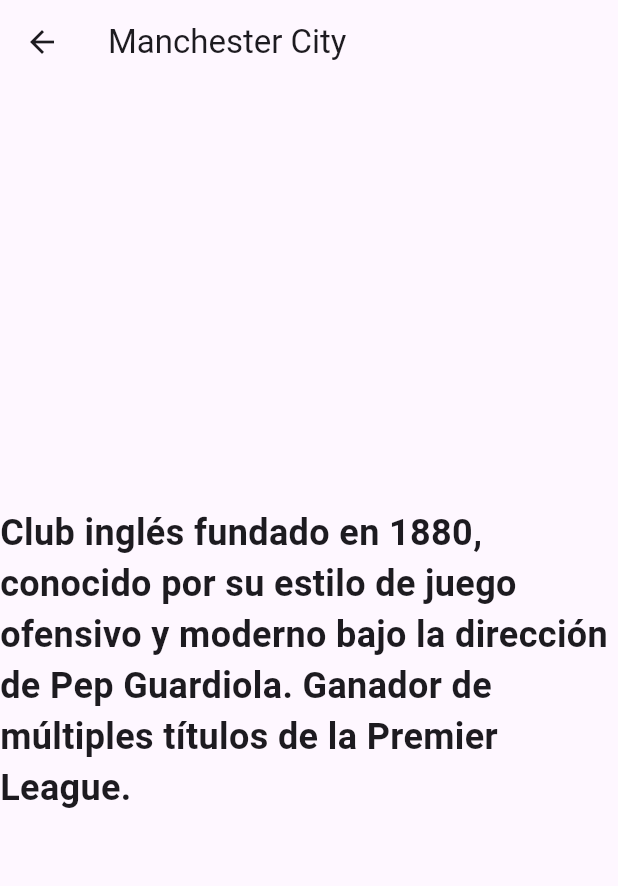
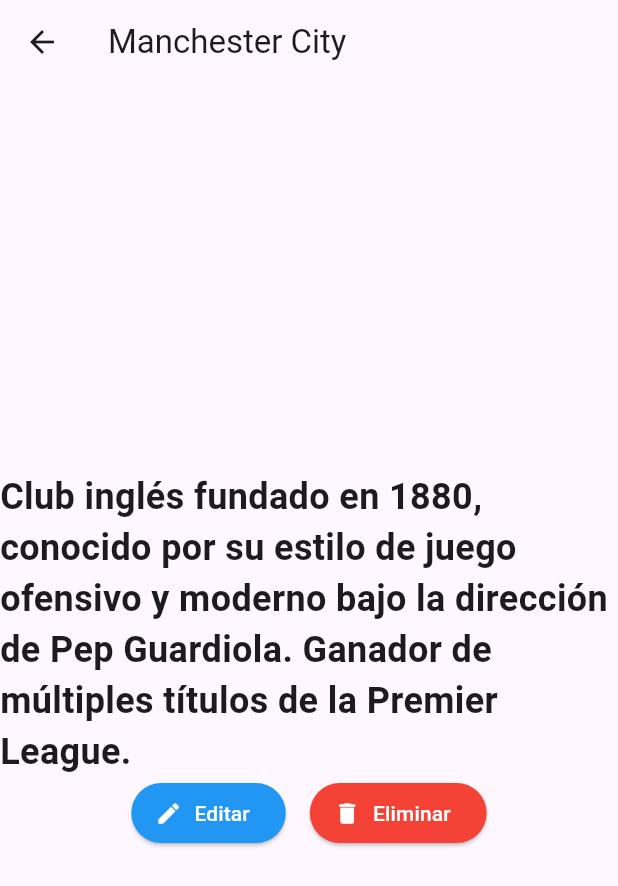
Before and after one commit to 48592385/myapp, a Flutter app: the EquiposScreen screen opened by its route, after a tap on "Manchester City", on a phone screen of 412 x 824 dp. Shown: the top 886 px of the screen. Run offline on Flutter 3.47's test engine with Material 3 defaults, Android fonts, the phone set to English and light mode, and no system bars; our stand-ins replace flutter_riverpod, go_router; network calls fail.

```diff
--- a/lib/Screens/detalleequipo.dart
+++ b/lib/Screens/detalleequipo.dart
@@ -1,21 +1,60 @@
 import 'package:flutter/material.dart';
+import 'package:flutter_riverpod/flutter_riverpod.dart';
+import 'package:go_router/go_router.dart';
 import 'package:myapp/entities/class.dart';
+import 'package:myapp/providers.dart';
 
-class DetalleEquipoScreen extends StatelessWidget {
+class DetalleEquipoScreen extends ConsumerWidget {
   static const String name = 'detalle';
 
-   Equiposeuropeos equipo;
-
-   DetalleEquipoScreen({super.key, required this.equipo});
+  const DetalleEquipoScreen({super.key});
 
   @override
-  Widget build(BuildContext context) {
+  Widget build(BuildContext context, ref) {
+    final equipo = ref.watch(equiposeleccionadoProvider);
+    final eliminar = '';
     return Scaffold(
       appBar: AppBar(title: Text(equipo.teamName)),
       body: Center(
-        child: Text(
-          equipo.descripcion,
-           style: const TextStyle(fontSize: 24, fontWeight: FontWeight.bold),
+        child: Column(
+          mainAxisAlignment: MainAxisAlignment.center,
+          children: [
+            Text(
+              equipo.descripcion,
+              style: const TextStyle(fontSize: 24, fontWeight: FontWeight.bold),
+            ),
+ Row(
+  mainAxisAlignment: MainAxisAlignment.center,
+  children: [
+    ElevatedButton.icon(
+      onPressed: () {
+        context.push('/editarequipo');
+      },
+      style: ElevatedButton.styleFrom(
+        backgroundColor: Colors.blue,
+        foregroundColor: Colors.white,
+      ),
+      icon: const Icon(Icons.edit),
+      label: const Text('Editar'),
+    ),
+    const SizedBox(width: 16),
+    ElevatedButton.icon(
+      onPressed: () {
+        final equiposActuales = [...ref.read(teamsProvider)];
+        equiposActuales.remove(equipo);
+        ref.read(teamsProvider.notifier).state = equiposActuales;
+        context.go('/equipos');
+      },
+      style: ElevatedButton.styleFrom(
+        backgroundColor: Colors.red,
+        foregroundColor: Colors.white,
+      ),
+      icon: const Icon(Icons.delete),
+      label: const Text('Eliminar'),
+    ),
+  ],
+),
+          ],
         ),
       ),
     );
--- a/lib/Screens/equipos.dart
+++ b/lib/Screens/equipos.dart
@@ -13,7 +13,7 @@ class EquiposScreen extends ConsumerWidget {
   Widget build(BuildContext context,ref) {
      final teams = ref.watch(teamsProvider);
     return Scaffold(
-      appBar: AppBar(title: Text('Tus datos')),
+      appBar: AppBar(title: Text('Lista de equipos')),
       body: ListView.builder(
         itemCount: teams.length,
         itemBuilder: (context, index) {
@@ -27,7 +27,8 @@ class EquiposScreen extends ConsumerWidget {
                 fit: BoxFit.cover,
           ),
             onTap: () {
-                context.push('/detalle', extra: teams[index]);
+              ref.read(equiposeleccionadoProvider.notifier).state = teams[index];
+                context.push('/detalle',);
               },
             ),
           ); //
--- a/lib/Screens/login.dart
+++ b/lib/Screens/login.dart
@@ -92,6 +92,7 @@ if (usuarioingresado.isEmpty|| contrasenaingresada.isEmpty){
               decoration: const InputDecoration(
                 labelText: 'Contraseña',
               ),
+               obscureText: true,
             ),
             const SizedBox(height: 20),
             ElevatedButton(
--- a/lib/core/route.dart
+++ b/lib/core/route.dart
@@ -1,6 +1,6 @@
-
 import 'package:myapp/Screens/addequipo.dart';
 import 'package:myapp/Screens/detalleequipo.dart';
+import 'package:myapp/Screens/editarequipo.dart';
 import 'package:myapp/Screens/equipos.dart';
 import 'package:myapp/Screens/home.dart';
 import 'package:myapp/Screens/login.dart';
@@ -29,15 +29,18 @@ final appRouter = GoRouter(routes: [
     GoRoute(
       name: DetalleEquipoScreen.name,
       path: '/detalle',
-      builder: (context, state) {
-        final equipo = state.extra as Equiposeuropeos;
-        return DetalleEquipoScreen(equipo: equipo);
-      },
-    ),
+      builder: (context, state) => DetalleEquipoScreen(),
+        ),
 GoRoute(
 name: AddEquipoScreen.name,
 path: '/addequipo',
 builder: (context, state) =>const AddEquipoScreen(),
-)
+),
+GoRoute(
+  name: EditarEquipo.name,
+  path: '/editarequipo',
+   builder: (context, state) => const EditarEquipo(),
+  )
+
   ],
 );
```
Also changed, not shown: lib/Screens/addequipo.dart (+25 -17 lines), lib/Screens/editarequipo.dart (added, +83 -0 lines), lib/providers.dart (+6 -3 lines).
